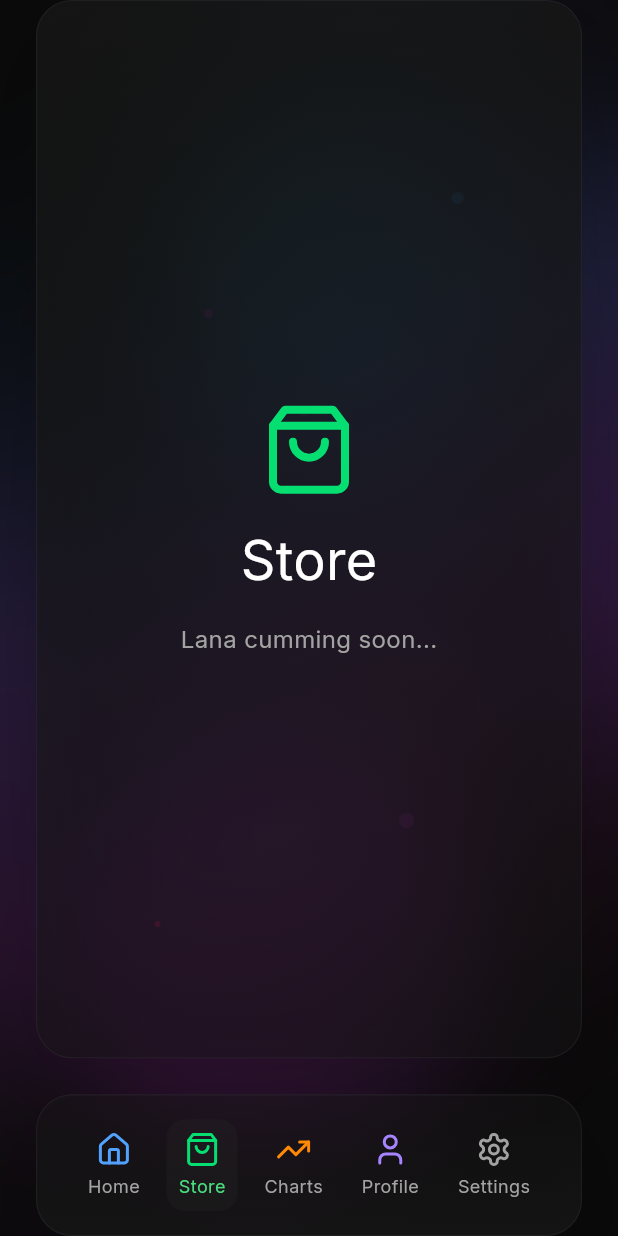
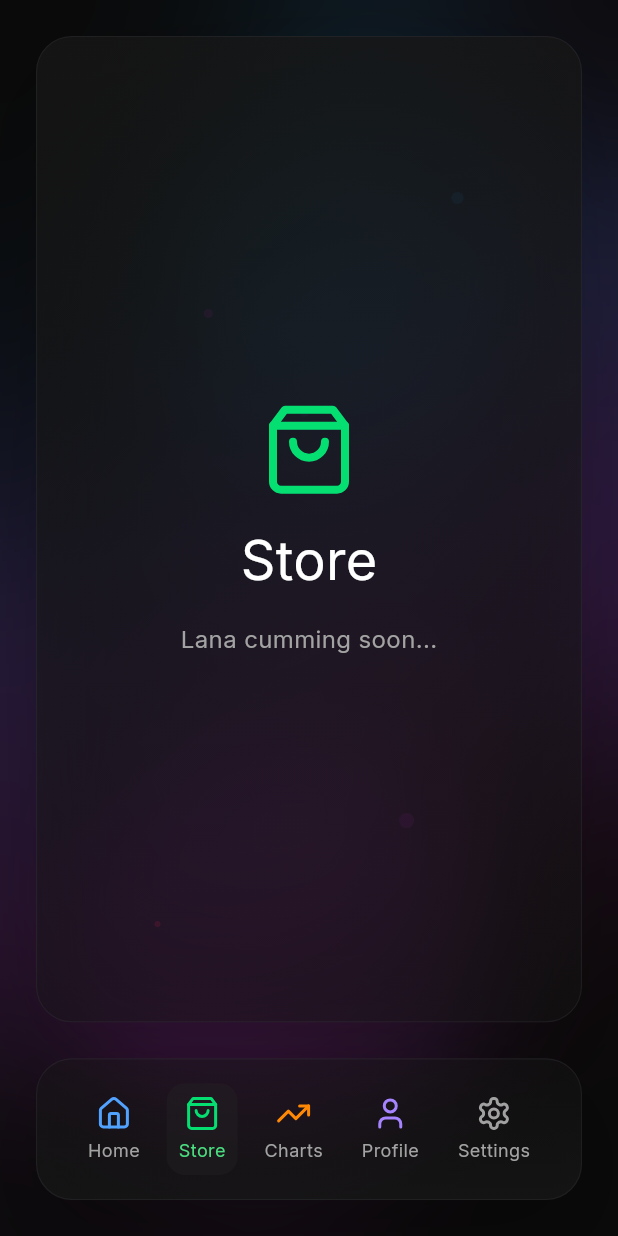
Before and after one commit to marsate/STARSIM, a Flutter app: the screen it shows once a user with an empty profile is signed in, item 2 of the bottom bar chosen, on a phone screen of 412 x 824 dp. Run offline on Flutter 3.47's test engine with Material 3 defaults, Android fonts, the phone set to English and light mode, and no system bars; our stand-ins replace cloud_firestore, firebase_auth, firebase_core, flutter_svg, google_fonts; accounts and stored records are empty.

Commit message:
primary page fixed padding

```diff
--- a/lib/screens/main/primary.dart
+++ b/lib/screens/main/primary.dart
@@ -82,9 +82,8 @@ class _PrimaryPageState extends State<PrimaryPage> {
   @override
   Widget build(BuildContext context) {
     return SafeArea(
-      child: Padding(
-        padding: EdgeInsets.symmetric(horizontal: 24),
-        child: Center(
+      minimum: const EdgeInsets.all(24),
+      child: Center(
           child: LayoutBuilder(
             builder: (context, constraints) {
               return Column(
@@ -187,7 +186,6 @@ class _PrimaryPageState extends State<PrimaryPage> {
             },
           ),
         ),
-      ),
     );
   }
 }
```
